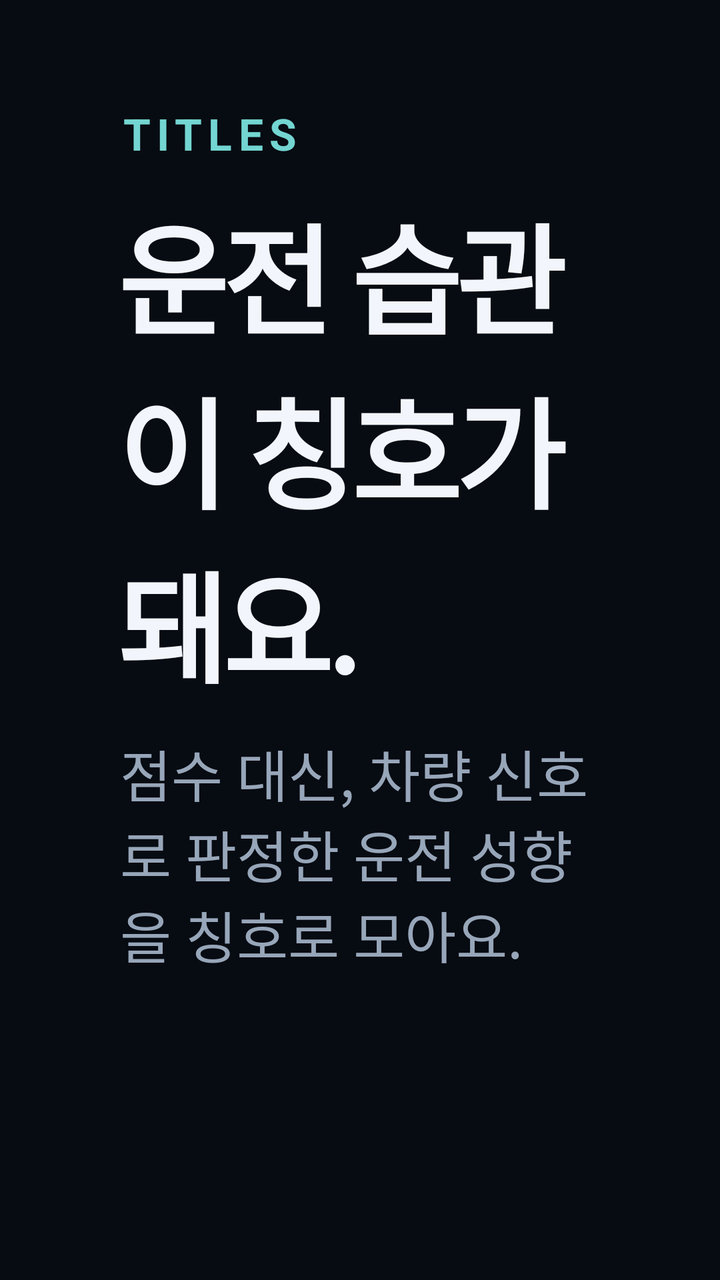
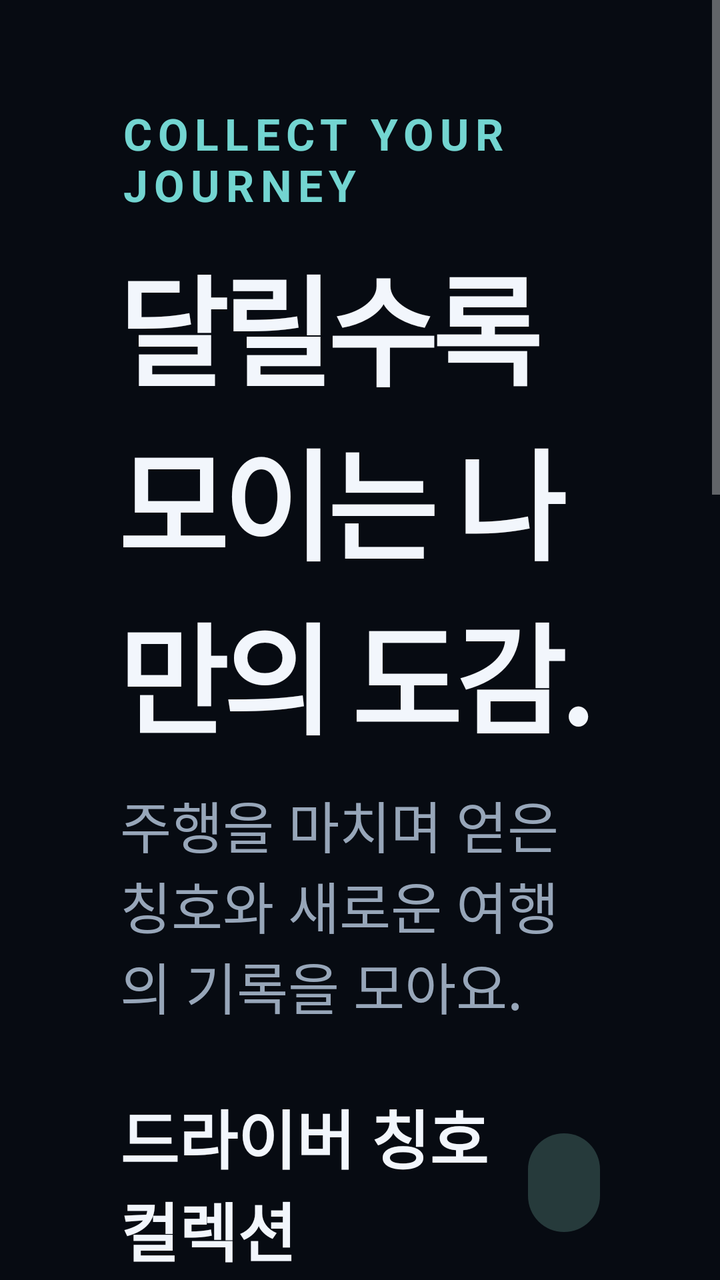

Screens rendered from an Android XML layout before and after an edit, with the pre-edit source and the edit as a unified diff.
<!-- AndroidManifest.xml: application theme Theme.Carlog_hd_frontend -->
<!-- res/layout/fragment_titles.xml -->
<?xml version="1.0" encoding="utf-8"?>
<androidx.core.widget.NestedScrollView xmlns:android="http://schemas.android.com/apk/res/android"
    android:layout_width="match_parent"
    android:layout_height="match_parent"
    android:fillViewport="true"
    android:overScrollMode="never"
    android:scrollbars="vertical">

    <LinearLayout
        android:layout_width="match_parent"
        android:layout_height="wrap_content"
        android:orientation="vertical"
        android:paddingStart="60dp"
        android:paddingTop="52dp"
        android:paddingEnd="60dp"
        android:paddingBottom="56dp">

        <TextView
            style="@style/Carlog.Text.Kicker"
            android:layout_width="wrap_content"
            android:layout_height="wrap_content"
            android:text="@string/titles_kicker" />

        <TextView
            style="@style/Carlog.Text.Headline"
            android:text="@string/titles_headline" />

        <TextView
            style="@style/Carlog.Text.Lead"
            android:text="@string/titles_lead" />

        <LinearLayout
            android:id="@+id/titleGrid"
            android:layout_width="match_parent"
            android:layout_height="wrap_content"
            android:layout_marginTop="40dp"
            android:orientation="vertical" />
    </LinearLayout>
</androidx.core.widget.NestedScrollView>
<!-- resources referenced by this layout -->
<resources>
  <string name="titles_headline">운전 습관이 칭호가 돼요.</string>
  <string name="titles_kicker">TITLES</string>
  <string name="titles_lead">점수 대신, 차량 신호로 판정한 운전 성향을 칭호로 모아요.</string>
  <style name="Carlog.Text.Headline" parent="">
          <item name="android:layout_width">wrap_content</item>
          <item name="android:layout_height">wrap_content</item>
          <item name="android:layout_marginTop">12dp</item>
          <item name="android:letterSpacing">-0.05</item>
          <item name="android:textColor">@color/cl_fg</item>
          <item name="android:textSize">60sp</item>
          <item name="android:textStyle">bold</item>
      </style>
  <style name="Carlog.Text.Kicker" parent="">
          <item name="android:textSize">22sp</item>
          <item name="android:textStyle">bold</item>
          <item name="android:letterSpacing">0.14</item>
          <item name="android:textColor">@color/cl_aqua</item>
      </style>
  <style name="Carlog.Text.Lead" parent="">
          <item name="android:layout_width">wrap_content</item>
          <item name="android:layout_height">wrap_content</item>
          <item name="android:layout_marginTop">12dp</item>
          <item name="android:textColor">@color/cl_muted</item>
          <item name="android:textSize">28sp</item>
      </style>
  <style name="Theme.Carlog_hd_frontend" parent="Theme.MaterialComponents.NoActionBar">
          <item name="colorPrimary">@color/cl_lime</item>
          <item name="colorPrimaryVariant">@color/cl_rail</item>
          <item name="colorOnPrimary">@color/cl_on_lime</item>
          <item name="colorSecondary">@color/cl_aqua</item>
          <item name="colorSecondaryVariant">@color/cl_aqua</item>
          <item name="colorOnSecondary">@color/cl_rail</item>
          <item name="android:colorBackground">@color/cl_bg</item>
          <item name="android:windowBackground">@color/cl_bg</item>
          <item name="android:statusBarColor">@color/cl_rail</item>
          <item name="android:navigationBarColor">@color/cl_rail</item>
      </style>
  <color name="cl_fg">#F2F6FC</color>
  <color name="cl_aqua">#73D5D1</color>
  <color name="cl_muted">#97A6B9</color>
  <color name="cl_lime">#D7FA76</color>
  <color name="cl_rail">#0B1019</color>
  <color name="cl_on_lime">#182009</color>
  <color name="cl_bg">#070B12</color>
</resources>

<!-- the commit's change to res/layout/fragment_titles.xml (unified diff, before → after) -->
@@ -30,10 +30,56 @@
             android:text="@string/titles_lead" />
 
         <LinearLayout
+            android:layout_width="match_parent"
+            android:layout_height="wrap_content"
+            android:layout_marginTop="32dp"
+            android:gravity="center_vertical"
+            android:orientation="horizontal">
+            <TextView style="@style/Carlog.Text.PanelTitle"
+                android:layout_width="0dp" android:layout_height="wrap_content"
+                android:layout_weight="1" android:text="@string/titles_collection_heading" />
+            <TextView android:id="@+id/titlesCollectionCount"
+                android:layout_width="wrap_content" android:layout_height="wrap_content"
+                android:background="@drawable/bg_pill" android:paddingHorizontal="18dp"
+                android:paddingVertical="10dp" android:textColor="@color/cl_pill_fg"
+                android:textSize="22sp" />
+        </LinearLayout>
+        <LinearLayout
             android:id="@+id/titleGrid"
             android:layout_width="match_parent"
             android:layout_height="wrap_content"
-            android:layout_marginTop="40dp"
+            android:layout_marginTop="16dp"
             android:orientation="vertical" />
+        <LinearLayout android:layout_width="match_parent" android:layout_height="wrap_content"
+            android:layout_marginTop="24dp" android:orientation="horizontal">
+            <LinearLayout android:layout_width="0dp" android:layout_height="wrap_content"
+                android:layout_weight="1" android:background="@drawable/bg_panel"
+                android:orientation="vertical" android:padding="28dp">
+                <TextView style="@style/Carlog.Text.PanelTitle"
+                    android:layout_width="match_parent" android:layout_height="wrap_content"
+                    android:text="@string/titles_theme_heading" />
+                <TextView android:layout_width="match_parent" android:layout_height="wrap_content"
+                    android:layout_marginTop="12dp" android:text="@string/titles_theme_preview"
+                    android:textColor="@color/cl_fg" android:textSize="24sp" />
+                <TextView android:layout_width="match_parent" android:layout_height="wrap_content"
+                    android:layout_marginTop="8dp" android:text="@string/titles_theme_note"
+                    android:textColor="@color/cl_muted" android:textSize="20sp" />
+            </LinearLayout>
+            <LinearLayout android:layout_width="0dp" android:layout_height="wrap_content"
+                android:layout_marginStart="20dp" android:layout_weight="1"
+                android:background="@drawable/bg_panel" android:orientation="vertical"
+                android:padding="28dp">
+                <TextView style="@style/Carlog.Text.PanelTitle"
+                    android:layout_width="match_parent" android:layout_height="wrap_content"
+                    android:text="@string/titles_challenge_heading" />
+                <TextView android:id="@+id/titlesChallengeStatus"
+                    android:layout_width="match_parent" android:layout_height="wrap_content"
+                    android:layout_marginTop="12dp" android:textColor="@color/cl_fg"
+                    android:textSize="24sp" />
+                <TextView android:layout_width="match_parent" android:layout_height="wrap_content"
+                    android:layout_marginTop="8dp" android:text="@string/titles_challenge_note"
+                    android:textColor="@color/cl_muted" android:textSize="20sp" />
+            </LinearLayout>
+        </LinearLayout>
     </LinearLayout>
 </androidx.core.widget.NestedScrollView>
<!-- resource entries referenced after the edit -->
@@ -1,8 +1,11 @@
 <!-- resources referenced by this layout -->
 <resources>
-  <string name="titles_headline">운전 습관이 칭호가 돼요.</string>
-  <string name="titles_kicker">TITLES</string>
-  <string name="titles_lead">점수 대신, 차량 신호로 판정한 운전 성향을 칭호로 모아요.</string>
+  <string name="titles_headline">달릴수록 모이는 나만의 도감.</string>
+  <string name="titles_kicker">COLLECT YOUR JOURNEY</string>
+  <string name="titles_lead">주행을 마치며 얻은 칭호와 새로운 여행의 기록을 모아요.</string>
+  <string name="titles_theme_heading">포인트 &amp; 테마</string>
+  <string name="titles_theme_note">테마 획득과 포인트 사용은 휴대폰 서비스 연결 후 이용할 수 있어요.</string>
+  <string name="titles_theme_preview">🎞️ 레트로 필름 테마</string>
   <style name="Carlog.Text.Headline" parent="">
           <item name="android:layout_width">wrap_content</item>
           <item name="android:layout_height">wrap_content</item>
@@ -25,6 +28,11 @@
           <item name="android:textColor">@color/cl_muted</item>
           <item name="android:textSize">28sp</item>
       </style>
+  <style name="Carlog.Text.PanelTitle" parent="">
+          <item name="android:textSize">32sp</item>
+          <item name="android:textStyle">bold</item>
+          <item name="android:textColor">@color/cl_fg</item>
+      </style>
   <style name="Theme.Carlog_hd_frontend" parent="Theme.MaterialComponents.NoActionBar">
           <item name="colorPrimary">@color/cl_lime</item>
           <item name="colorPrimaryVariant">@color/cl_rail</item>
@@ -37,9 +45,29 @@
           <item name="android:statusBarColor">@color/cl_rail</item>
           <item name="android:navigationBarColor">@color/cl_rail</item>
       </style>
+  <color name="cl_panel">#121A27</color>
+  <color name="cl_edge">#2B3749</color>
+  <color name="cl_pill_bg">#263A3B</color>
   <color name="cl_fg">#F2F6FC</color>
   <color name="cl_aqua">#73D5D1</color>
   <color name="cl_muted">#97A6B9</color>
+  <color name="cl_pill_fg">#B9E9D7</color>
+  <!-- drawable bg_panel (drawable) -->
+  <?xml version="1.0" encoding="utf-8"?>
+  <shape xmlns:android="http://schemas.android.com/apk/res/android" android:shape="rectangle">
+      <solid android:color="@color/cl_panel" />
+      <corners android:radius="44dp" />
+      <stroke android:width="1dp" android:color="@color/cl_edge" />
+  </shape>
+  <!-- drawable bg_pill (drawable) -->
+  <?xml version="1.0" encoding="utf-8"?>
+  <shape xmlns:android="http://schemas.android.com/apk/res/android" android:shape="rectangle">
+      <solid android:color="@color/cl_pill_bg" />
+      <corners android:radius="200dp" />
+  </shape>
+  <string name="titles_challenge_heading">시즌 챌린지</string>
+  <string name="titles_challenge_note">현재는 이 에뮬레이터의 주행 기록으로 첫 도전을 확인합니다.</string>
+  <string name="titles_collection_heading">드라이버 칭호 컬렉션</string>
   <color name="cl_lime">#D7FA76</color>
   <color name="cl_rail">#0B1019</color>
   <color name="cl_on_lime">#182009</color>
